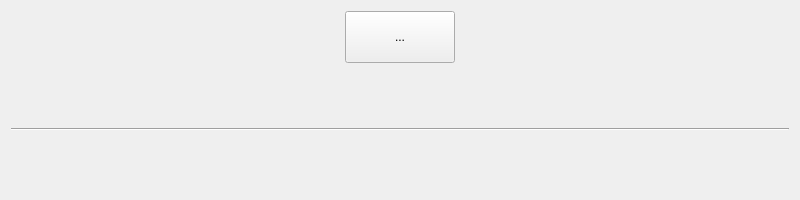
This is mainwindow.ui in Joxon/aircond-server as Qt 5 draws it before an edit. The edited form follows.
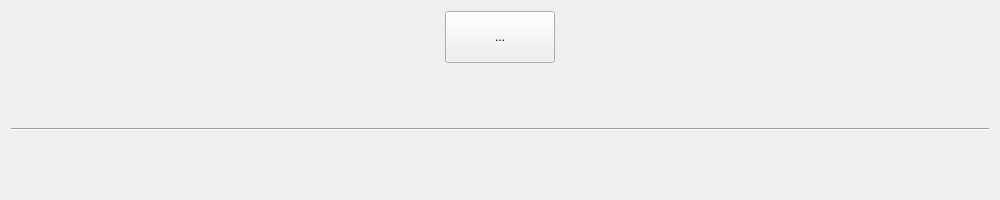
This is the edited form. Custom widgets are drawn as their Qt base class.

```diff
--- a/mainwindow.ui
+++ b/mainwindow.ui
@@ -6,13 +6,13 @@
    <rect>
     <x>0</x>
     <y>0</y>
-    <width>800</width>
+    <width>1000</width>
     <height>200</height>
    </rect>
   </property>
   <property name="minimumSize">
    <size>
-    <width>800</width>
+    <width>1000</width>
     <height>200</height>
    </size>
   </property>
```
